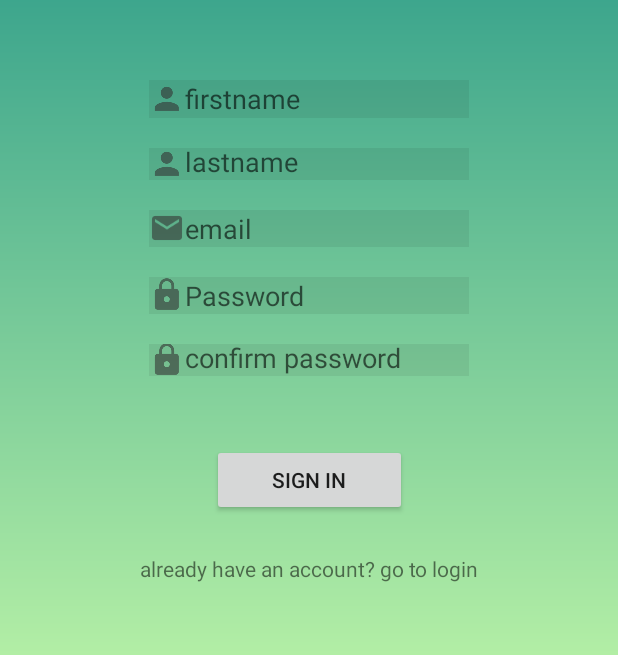
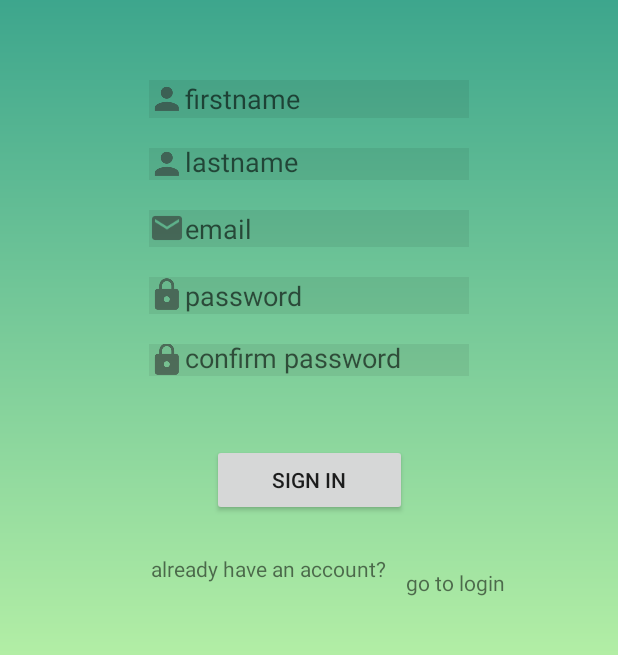
Before and after one commit to ChaimaeBen/Quizz, an Android app: the screen it shows after launch (MainActivity), after a tap on "create your account", on a phone screen of 412 x 824 dp, the part 426-1081 px from its top. Run offline under Robolectric (Android 15) with nearby library versions, the phone set to English and light mode, and no system bars; our stand-ins replace Room's generated code; 1 other tap on this screen came first.

Commit message:
vertaling 3

```diff
--- a/app/src/main/java/com/example/quizz/LoginFragment.java
+++ b/app/src/main/java/com/example/quizz/LoginFragment.java
@@ -75,12 +75,12 @@ private TextView txtCreate;
                 String pa = pass.getText().toString();
 
                 if (!isEmail(email)) {
-                    em.setError("You must enter valid email");
+                    em.setError(getText(R.string.enter_valid_email));
                 }else{
                     u.setEmail(email);
                 }
                 if (TextUtils.isEmpty(pa)) {
-                    pass.setError("You must enter password");
+                    pass.setError(getText(R.string.enter_password));
 
                 }else{u.setPassword(pa);}
 
@@ -95,7 +95,7 @@ private TextView txtCreate;
                     ft.replace(R.id.frame_main, llf);
                     ft.commit();
                 } else {
-                    Toast.makeText(getContext(), "email or password incorrect", Toast.LENGTH_SHORT).show();
+                    Toast.makeText(getContext(), R.string.incorrect, Toast.LENGTH_SHORT).show();
 
                 }
                 em.setText("");
--- a/app/src/main/res/layout/activity_question.xml
+++ b/app/src/main/res/layout/activity_question.xml
@@ -12,7 +12,7 @@
         android:layout_height="wrap_content"
         android:layout_marginTop="44dp"
         android:layout_marginBottom="67dp"
-        android:text="NEXT"
+        android:text="@string/next_button"
         app:layout_constraintBottom_toBottomOf="parent"
         app:layout_constraintEnd_toEndOf="parent"
         app:layout_constraintStart_toStartOf="parent"
--- a/app/src/main/res/layout/fragment_register.xml
+++ b/app/src/main/res/layout/fragment_register.xml
@@ -33,7 +33,7 @@
         android:background="#11000000"
         android:drawableLeft="@drawable/ic_action_profile"
         android:ems="10"
-        android:hint="firstname"
+        android:hint="@string/firstname"
         android:inputType="textEmailAddress"
         app:layout_constraintBottom_toTopOf="@+id/lastname"
         app:layout_constraintEnd_toEndOf="parent"
@@ -52,7 +52,7 @@
         android:background="#11000000"
         android:drawableLeft="@drawable/ic_action_profile"
         android:ems="10"
-        android:hint="lastname"
+        android:hint="@string/lastname"
         android:inputType="textEmailAddress"
         app:layout_constraintBottom_toTopOf="@+id/email_id"
         app:layout_constraintStart_toStartOf="@+id/firstname"
@@ -69,7 +69,7 @@
         android:background="#11000000"
         android:drawableLeft="@drawable/ic_action_email"
         android:ems="10"
-        android:hint="email"
+        android:hint="@string/email"
         android:inputType="textEmailAddress"
         app:layout_constraintBottom_toTopOf="@+id/password_id"
         app:layout_constraintStart_toStartOf="@+id/lastname"
@@ -86,7 +86,7 @@
         android:background="#11000000"
         android:drawableLeft="@drawable/ic_action_password"
         android:ems="10"
-        android:hint="Password"
+        android:hint="@string/password"
         android:inputType="textPassword"
         app:layout_constraintBottom_toTopOf="@+id/password_confirm"
         app:layout_constraintStart_toStartOf="@+id/email_id"
@@ -103,7 +103,7 @@
         android:background="#11000000"
         android:drawableLeft="@drawable/ic_action_password"
         android:ems="10"
-        android:hint="confirm password"
+        android:hint="@string/password_confirm"
         android:inputType="textPassword"
         app:layout_constraintBottom_toTopOf="@+id/log_btn"
         app:layout_constraintStart_toStartOf="@+id/password_id"
@@ -117,7 +117,7 @@
         android:layout_alignParentBottom="true"
         android:layout_centerHorizontal="true"
         android:layout_marginBottom="25dp"
-        android:text="sign in"
+        android:text="@string/sign_in"
         app:layout_constraintBottom_toTopOf="@+id/textView"
         app:layout_constraintEnd_toEndOf="parent"
         app:layout_constraintStart_toStartOf="parent"
@@ -128,11 +128,28 @@
         android:layout_width="wrap_content"
         android:layout_height="wrap_content"
         android:layout_marginBottom="47dp"
-        android:text="already have an account? go to login"
+        android:text="@string/already_account"
         app:layout_constraintBottom_toBottomOf="parent"
         app:layout_constraintEnd_toEndOf="parent"
+        app:layout_constraintHorizontal_bias="0.394"
         app:layout_constraintStart_toStartOf="parent"
         app:layout_constraintTop_toBottomOf="@+id/log_btn" />
 
+    <TextView
+        android:id="@+id/id_goTologin"
+        android:layout_width="wrap_content"
+        android:layout_height="wrap_content"
+        android:layout_marginStart="15dp"
+        android:layout_marginLeft="15dp"
+        android:layout_marginTop="119dp"
+        android:layout_marginEnd="78dp"
+        android:layout_marginRight="78dp"
+        android:layout_marginBottom="133dp"
+        android:text="@string/go_login"
+        app:layout_constraintBottom_toBottomOf="parent"
+        app:layout_constraintEnd_toEndOf="parent"
+        app:layout_constraintStart_toEndOf="@+id/textView"
+        app:layout_constraintTop_toBottomOf="@+id/password_confirm" />
+
 
 </androidx.constraintlayout.widget.ConstraintLayout>
--- a/app/src/main/res/values/strings.xml
+++ b/app/src/main/res/values/strings.xml
@@ -1,9 +1,48 @@
-<resources>
+<resources xmlns:tools="http://schemas.android.com/tools">
     <string name="app_name">Quizz</string>
     <string name="title_category_list">Categories</string>
     <string name="title_category_detail">Category Detail</string>
 
     <!-- TODO: Remove or change this placeholder text -->
     <string name="hello_blank_fragment">Hello blank fragment</string>
+    <string name="next_button" tools:ignore="ExtraTranslation">next</string>
+   <string name="finish_button" translatable="false">Finish</string>
+    <string name="confirm_button" translatable="false">confirm</string>
+    <string name="sentence_correct1" translatable="false" tools:ignore="ExtraTranslation">Answer 1 is correct</string>
+    <string name="sentence_correct2" translatable="false" tools:ignore="ExtraTranslation">Answer 2 is correct</string>
+    <string name="sentence_correct3" translatable="false" tools:ignore="ExtraTranslation">Answer 3 is correct</string>
+    <string name="please_answer" translatable="false" tools:ignore="ExtraTranslation">Please select an answer </string>
+    <string name="enter_valid_email" translatable="false" tools:ignore="ExtraTranslation"> You must enter valid email</string>
+    <string name="enter_password" translatable="false" tools:ignore="ExtraTranslation">You must enter password</string>
+    <string name="incorrect" translatable="false" tools:ignore="ExtraTranslation">email or password incorrect</string>
+    <string name="question" translatable="false" tools:ignore="ExtraTranslation">Question: </string>
+
+    <string name="enter_firstname" translatable="false" tools:ignore="ExtraTranslation">You must enter firstname</string>
+    <string name="enter_lastname" translatable="false" tools:ignore="ExtraTranslation"> You must enter lastname</string>
+    <string name="confirm_password" translatable="false" tools:ignore="ExtraTranslation">You must confirm password</string>
+    <string name="match_password" translatable="false" tools:ignore="ExtraTranslation">password do not match</string>
+    <string name="highest_score" translatable="false" tools:ignore="ExtraTranslation">highest score</string>
+    <string name="Quit" translatable="false" tools:ignore="ExtraTranslation">Quit</string>
+    <string name="retry" translatable="false" tools:ignore="ExtraTranslation">Retry</string>
+
+    <string name="random_quiz" translatable="false" tools:ignore="ExtraTranslation">Play Random Quiz</string>
+    <string name="more_categories" translatable="false" tools:ignore="ExtraTranslation">more categories</string>
+    <string name="world_score" translatable="false" tools:ignore="ExtraTranslation">World score</string>
+
+    <string name="welcome" translatable="false" tools:ignore="ExtraTranslation">Welcome to Quick Quiz</string>
+
+    <string name="login" translatable="false" tools:ignore="ExtraTranslation">Login</string>
+    <string name="email" translatable="false" tools:ignore="ExtraTranslation">email</string>
+    <string name="password" translatable="false" tools:ignore="ExtraTranslation">password</string>
+    <string name="register_yet" translatable="false" tools:ignore="ExtraTranslation">not registered yet?</string>
+    <string name="create_account" translatable="false" tools:ignore="ExtraTranslation">create your account</string>
+
+    <string name="firstname" translatable="false" tools:ignore="ExtraTranslation">firstname</string>
+    <string name="lastname" translatable="false" tools:ignore="ExtraTranslation">lastname</string>
+    <string name="password_confirm" translatable="false" tools:ignore="ExtraTranslation">confirm password</string>
+    <string name="sign_in" translatable="false" tools:ignore="ExtraTranslation">sign in</string>
+    <string name="already_account" translatable="false" tools:ignore="ExtraTranslation"> already have an account?</string>
+    <string name="go_login" translatable="false" tools:ignore="ExtraTranslation"> go to login</string>
+
 
 </resources>
```
Also changed, not shown: app/src/main/java/com/example/quizz/CategoryDetailFragment.java (+7 -7 lines), app/src/main/java/com/example/quizz/QuestionActivity.java (+8 -9 lines), app/src/main/java/com/example/quizz/RegisterFragment.java (+25 -7 lines), app/src/main/res/layout/activity_result_score.xml (+23 -17 lines), app/src/main/res/layout/fragment_home.xml (+13 -13 lines), app/src/main/res/layout/fragment_login.xml (+5 -5 lines), 3 other files.
